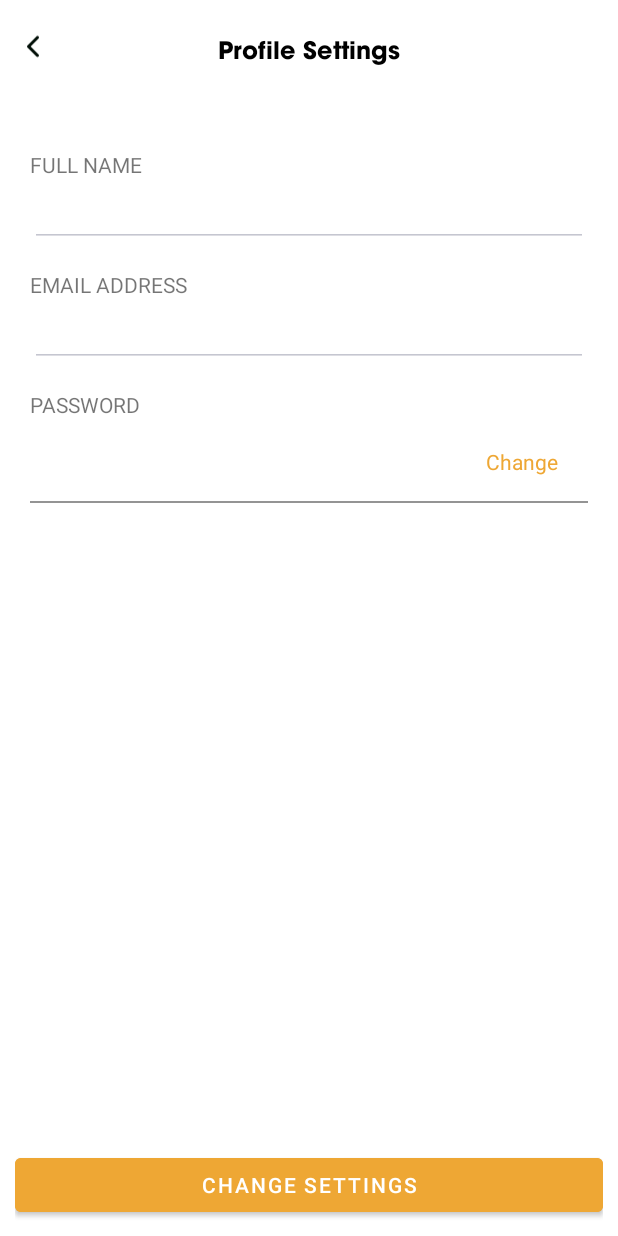
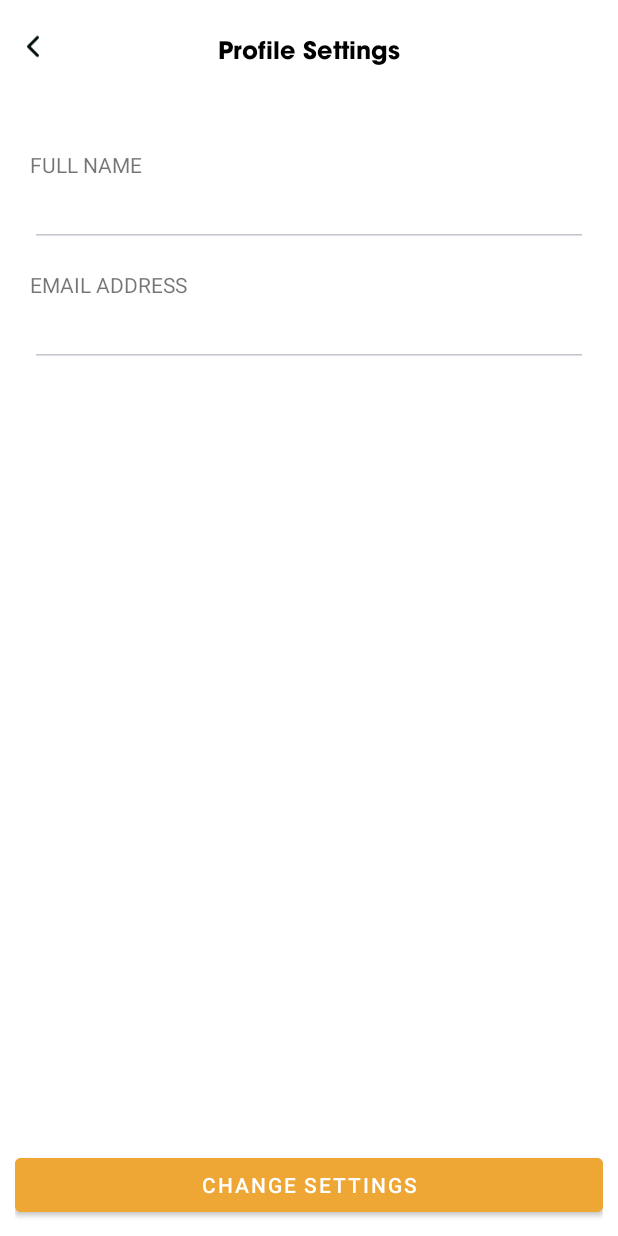
Before and after one commit to tusdang33/Food_App, an Android app: the ProfileSettingsFragment screen opened through its navigation route, on a phone screen of 412 x 824 dp. Run offline under Robolectric (Android 15) with nearby library versions, the phone set to English and light mode, and no system bars; our stand-ins replace Dagger/Hilt's generated code, Firebase (no records; nobody signed in at launch, a user with empty details on screens opened directly), FlexboxLayout, navigation-ui; 4 statements that could not run were skipped.

Commit message:
acc setting screen

```diff
--- a/app/src/main/java/com/kaizm/food_app/domain/AuthRepository.kt
+++ b/app/src/main/java/com/kaizm/food_app/domain/AuthRepository.kt
@@ -8,5 +8,5 @@ interface AuthRepository {
     suspend fun logout(): Result<Unit>
     suspend fun register(email: String, pass: String): Result<User>
     suspend fun updatePass(pass: String): Result<Unit>
-    suspend fun loadUser(): Result<User>
+    suspend fun updateProfile(name: String, email: String): Result<Unit>
 }
--- a/app/src/main/java/com/kaizm/food_app/presentation/order/OrderAdapter.kt
+++ /dev/null
@@ -1,4 +0,0 @@
-package com.kaizm.food_app.presentation.order
-
-class OrderAdapter {
-}
--- a/app/src/main/java/com/kaizm/food_app/presentation/profile/ChangePasswordFragment.kt
+++ b/app/src/main/java/com/kaizm/food_app/presentation/profile/ChangePasswordFragment.kt
@@ -40,7 +40,7 @@ class ChangePasswordFragment : Fragment() {
                 when(event) {
                     is ChangePasswordViewModel.Event.UpdateSuccess -> findNavController().popBackStack()
                     is ChangePasswordViewModel.Event.UpdateFail -> Toast.makeText(
-                        requireContext(), "Fail", Toast.LENGTH_SHORT
+                        requireContext(), event.message, Toast.LENGTH_SHORT
                     ).show()
                 }
             }
--- a/app/src/main/java/com/kaizm/food_app/presentation/profile/ChangePasswordViewModel.kt
+++ b/app/src/main/java/com/kaizm/food_app/presentation/profile/ChangePasswordViewModel.kt
@@ -20,7 +20,7 @@ class ChangePasswordViewModel @Inject constructor(
 
     sealed class Event() {
         object UpdateSuccess : Event()
-        object UpdateFail : Event()
+        data class UpdateFail(val message: String) : Event()
     }
 
     private var _event = Channel<Event>(Channel.UNLIMITED)
@@ -28,14 +28,14 @@ class ChangePasswordViewModel @Inject constructor(
 
     fun updatePassword(pass: String, newPass: String, confirmPass: String) {
         if (pass == newPass || newPass != confirmPass) {
-            _event.trySend(Event.UpdateFail)
+            _event.trySend(Event.UpdateFail("Fail on check valid"))
         } else {
             viewModelScope.launch(Dispatchers.IO) {
                 authRepository.updatePass(newPass).fold(onSuccess = {
                     _event.trySend(Event.UpdateSuccess)
                 }, onFailure = {
                     Log.e(TAG, "register: ${it.localizedMessage}")
-                    _event.trySend(Event.UpdateFail)
+                    _event.trySend(Event.UpdateFail("Update Fail on API"))
                 })
             }
         }
--- a/app/src/main/java/com/kaizm/food_app/presentation/profile/ProfileFragment.kt
+++ b/app/src/main/java/com/kaizm/food_app/presentation/profile/ProfileFragment.kt
@@ -14,6 +14,7 @@ import com.kaizm.food_app.R
 import com.kaizm.food_app.databinding.FragmentProfileBinding
 import com.kaizm.food_app.presentation.login.LoginActivity
 import dagger.hilt.android.AndroidEntryPoint
+import kotlinx.coroutines.flow.collect
 
 
 @AndroidEntryPoint
@@ -50,6 +51,7 @@ class ProfileFragment : Fragment() {
             }
         }
 
+
         binding.btnProfile.setOnClickListener {
             findNavController().navigate(R.id.action_profileFragment_to_profileSettingsFragment)
         }
--- a/app/src/main/java/com/kaizm/food_app/presentation/profile/ProfileSettingsFragment.kt
+++ b/app/src/main/java/com/kaizm/food_app/presentation/profile/ProfileSettingsFragment.kt
@@ -1,19 +1,26 @@
 package com.kaizm.food_app.presentation.profile
 
 import android.os.Bundle
-import androidx.fragment.app.Fragment
+import android.util.Log
 import android.view.LayoutInflater
 import android.view.View
 import android.view.ViewGroup
+import android.widget.Toast
+import androidx.fragment.app.Fragment
+import androidx.fragment.app.viewModels
+import androidx.lifecycle.lifecycleScope
 import androidx.navigation.fragment.findNavController
 import com.kaizm.food_app.MainActivity
 import com.kaizm.food_app.R
+import com.kaizm.food_app.common.Const.TAG
 import com.kaizm.food_app.databinding.FragmentProfileSettingsBinding
 import dagger.hilt.android.AndroidEntryPoint
 
 @AndroidEntryPoint
 class ProfileSettingsFragment : Fragment() {
-    private lateinit var binding:FragmentProfileSettingsBinding
+    private lateinit var binding: FragmentProfileSettingsBinding
+    private val viewModel: ProfileSettingsViewModel by viewModels()
+
     override fun onCreate(savedInstanceState: Bundle?) {
         super.onCreate(savedInstanceState)
 
@@ -22,25 +29,68 @@ class ProfileSettingsFragment : Fragment() {
     override fun onCreateView(
         inflater: LayoutInflater, container: ViewGroup?,
         savedInstanceState: Bundle?
-    ): View? {
-        // Inflate the layout for this fragment
-        binding = FragmentProfileSettingsBinding.inflate(inflater,container,false)
+    ): View {
+        binding = FragmentProfileSettingsBinding.inflate(inflater, container, false)
+        viewModel.loadData()
         return binding.root
     }
 
     override fun onViewCreated(view: View, savedInstanceState: Bundle?) {
         super.onViewCreated(view, savedInstanceState)
-        binding.ivBack.setOnClickListener{
+
+        lifecycleScope.launchWhenCreated {
+            viewModel.userUiState.collect {
+                Log.e(TAG, "Im collecting")
+                binding.edtEmail.setText(it.userEmail)
+                binding.edtFullName.setText(it.userName)
+            }
+        }
+
+        lifecycleScope.launchWhenCreated {
+            viewModel.event.collect { event ->
+                when (event) {
+                    is ProfileSettingsViewModel.Event.LoadSuccess -> {
+                        showToast("Update Succeed")
+                        enableConfirmButton()
+                    }
+
+                    is ProfileSettingsViewModel.Event.LoadFail -> {
+                        showToast(event.message)
+                        enableConfirmButton()
+                    }
+
+                    else -> {}
+
+                }
+            }
+        }
+
+        binding.ivBack.setOnClickListener {
             findNavController().popBackStack()
         }
 
-        binding.tvPw.setOnClickListener {
-            findNavController().navigate(R.id.action_profileFragment_to_changePasswordFragment)
+        binding.btnChangeSettings.setOnClickListener {
+            viewModel.updateUser(
+                binding.edtFullName.text.toString(),
+                binding.edtEmail.text.toString()
+            )
+            it.apply {
+                setBackgroundColor(resources.getColor(R.color.gray))
+                isClickable = false
+            }
         }
 
-        binding.btnChangeSettings.setOnClickListener {
-        }
     }
+
+    private fun showToast(message: String) {
+        Toast.makeText(requireContext(), message, Toast.LENGTH_SHORT).show()
+    }
+
+    private fun enableConfirmButton() {
+        binding.btnChangeSettings.setBackgroundColor(resources.getColor(R.color.main_color))
+        binding.btnChangeSettings.isClickable = true
+    }
+
     override fun onPause() {
         super.onPause()
         (activity as MainActivity).visibleBottomNav()
--- a/app/src/main/java/com/kaizm/food_app/presentation/profile/ProfileSettingsViewModel.kt
+++ b/app/src/main/java/com/kaizm/food_app/presentation/profile/ProfileSettingsViewModel.kt
@@ -1,28 +1,40 @@
 package com.kaizm.food_app.presentation.profile
 
+import android.util.Log
 import androidx.lifecycle.ViewModel
+import androidx.lifecycle.viewModelScope
+import com.google.firebase.auth.FirebaseUser
+import com.kaizm.food_app.common.Const.TAG
+import com.kaizm.food_app.domain.AuthRepository
 import com.kaizm.food_app.domain.ProfileRepository
 import dagger.hilt.android.lifecycle.HiltViewModel
+import kotlinx.coroutines.Dispatchers
+import kotlinx.coroutines.NonCancellable
 import kotlinx.coroutines.channels.Channel
 import kotlinx.coroutines.flow.MutableStateFlow
 import kotlinx.coroutines.flow.asStateFlow
 import kotlinx.coroutines.flow.receiveAsFlow
+import kotlinx.coroutines.flow.update
+import kotlinx.coroutines.launch
 import javax.inject.Inject
 
 data class UserUiState(
-    val userName: String ="",
-    val userEmail: String ="",
+    val isLoading: Boolean = true,
+    val userName: String = "",
+    val userEmail: String = "",
     val state: String = ""
 )
 
 @HiltViewModel
-class ProfileSettingsViewModel@Inject constructor(
-    private val profileRepository: ProfileRepository
-) : ViewModel()  {
+class ProfileSettingsViewModel @Inject constructor(
+    private val profileRepository: ProfileRepository,
+    private val authRepository: AuthRepository
+) : ViewModel() {
 
-    sealed class Event() {
+    sealed class Event {
         object Loading : Event()
         object LoadSuccess : Event()
+        data class LoadFail(val message: String) : Event()
     }
 
     private var _event = Channel<Event>(Channel.UNLIMITED)
@@ -32,19 +44,44 @@ class ProfileSettingsViewModel@Inject constructor(
     val userUiState = _userUiState.asStateFlow()
 
 
-
     init {
         _event.trySend(Event.Loading)
-        loadData()
     }
 
-    private fun loadData() {
-        TODO("Not yet implemented")
+    fun loadData() {
+        Log.e(TAG, "loadData: ")
+        viewModelScope.launch(Dispatchers.IO) {
+            val fireUser = authRepository.checkCurrentUser<FirebaseUser>()
+            fireUser?.let { user ->
+                setLoading()
+                _userUiState.update {
+                    it.copy(
+                        isLoading = false,
+                        userEmail = user.email.toString(),
+                        userName = user.displayName.toString()
+                    )
+                }
+            }
+        }
     }
 
+    fun updateUser(name: String, email: String) {
+        viewModelScope.launch(Dispatchers.IO + NonCancellable) {
+            authRepository.updateProfile(name, email).fold(onSuccess = {
+                Log.e(TAG, "updateUser: ")
+                _event.trySend(Event.LoadSuccess)
+            }, onFailure = {
+                Log.e(TAG, "register: ${it.localizedMessage}")
+                _event.trySend(Event.LoadFail(it.message.toString()))
+            })
+        }
+    }
 
-
-
-
-
+    private fun setLoading() {
+        _userUiState.update {
+            it.copy(
+                isLoading = true
+            )
+        }
+    }
 }
--- a/app/src/main/res/layout/fragment_profile_settings.xml
+++ b/app/src/main/res/layout/fragment_profile_settings.xml
@@ -65,42 +65,9 @@
             android:backgroundTint="@color/cloud"
             app:layout_constraintTop_toBottomOf="@id/tvEmail" />
 
-        <TextView
-            android:id="@+id/tvPw"
-            android:layout_width="wrap_content"
-            android:layout_height="wrap_content"
-            android:layout_marginTop="15dp"
-            android:text="@string/tv_pw"
-            app:layout_constraintStart_toStartOf="parent"
-            app:layout_constraintTop_toBottomOf="@id/edtEmail" />
-
-        <com.google.android.material.textfield.TextInputLayout
-            android:id="@+id/edtConfirmPassContainer"
-            android:layout_width="match_parent"
-            android:layout_height="wrap_content"
-            android:backgroundTint="@color/cloud"
-            app:layout_constraintTop_toBottomOf="@id/tvPw">
-
-            <com.google.android.material.textfield.TextInputEditText
-                android:id="@+id/edtConfirmPass"
-                android:layout_width="match_parent"
-                android:layout_height="wrap_content"
-                android:background="@color/white"
-                android:inputType="textPassword"
-                android:singleLine="true" />
 
 
-        </com.google.android.material.textfield.TextInputLayout>
 
-        <TextView
-            android:layout_width="wrap_content"
-            android:layout_height="wrap_content"
-            android:layout_marginEnd="20dp"
-            android:text="@string/tv_change"
-            android:textColor="@color/main_color"
-            app:layout_constraintBottom_toBottomOf="@id/edtConfirmPassContainer"
-            app:layout_constraintEnd_toEndOf="@id/edtConfirmPassContainer"
-            app:layout_constraintTop_toTopOf="@id/edtConfirmPassContainer" />
     </androidx.constraintlayout.widget.ConstraintLayout>
 
     <Button
--- a/build.gradle
+++ b/build.gradle
@@ -1,8 +1,14 @@
 buildscript {
+    ext {
+        kotlin_version = '1.7.10'
+    }
     dependencies {
         classpath 'com.google.gms:google-services:4.3.10'
         classpath "com.google.dagger:hilt-android-gradle-plugin:2.45"
         classpath 'androidx.navigation:navigation-safe-args-gradle-plugin:2.3.2'
+    }
+    repositories {
+        mavenCentral()
     }
 }// Top-level build file where you can add configuration options common to all sub-projects/modules.
 plugins {
```
Also changed, not shown: app/src/main/java/com/kaizm/food_app/data/repository/AuthRepositoryImp.kt (+8 -5 lines), app/src/main/java/com/kaizm/food_app/presentation/order/OrderFragment.kt (+0 -34 lines).
